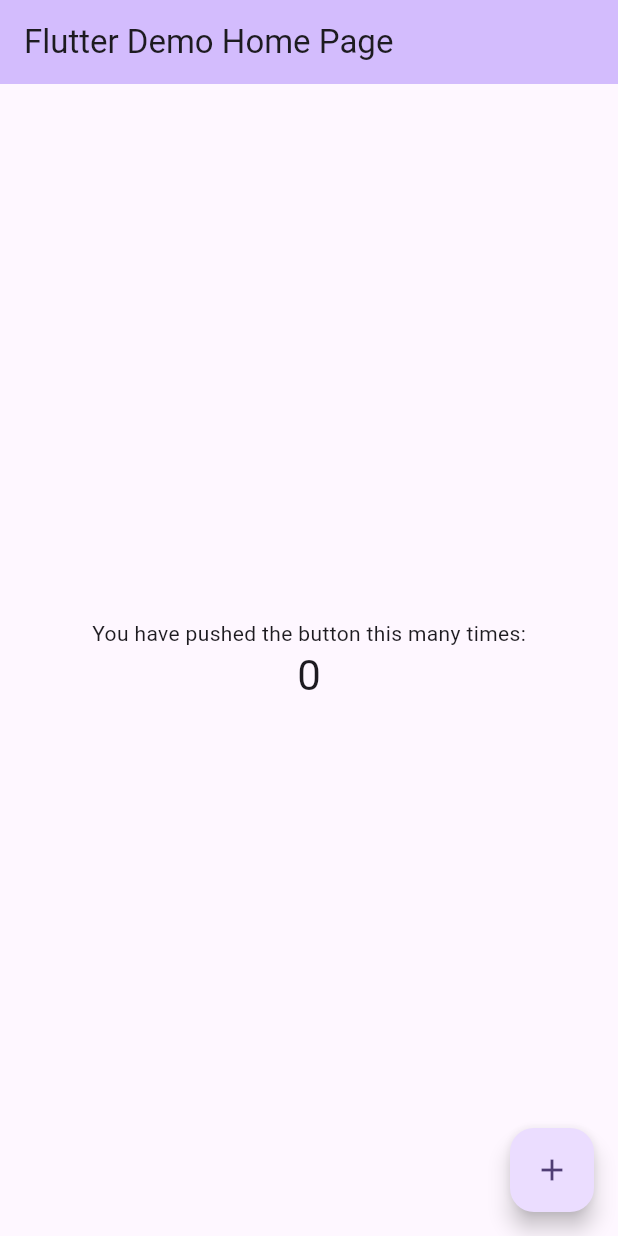
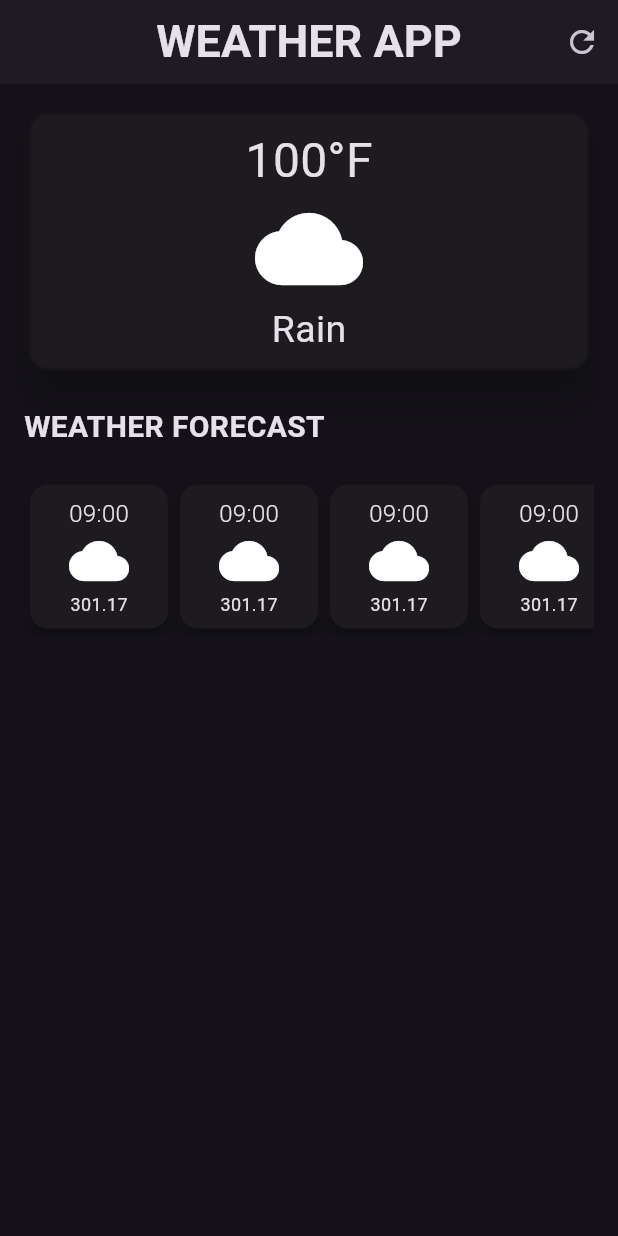
Before and after one commit to aryanxofficial/Weather-App, a Flutter app: the screen it shows after launch, on a phone screen of 412 x 824 dp. Run offline on Flutter 3.47's test engine with Material 2 defaults, Android fonts, the phone set to English and light mode, and no system bars.

Commit message:
hourly forecast added

```diff
--- a/lib/main.dart
+++ b/lib/main.dart
@@ -1,4 +1,5 @@
 import 'package:flutter/material.dart';
+import 'package:weather_app/weather_screen.dart';
 
 void main() {
   runApp(const MyApp());
@@ -7,119 +8,12 @@ void main() {
 class MyApp extends StatelessWidget {
   const MyApp({super.key});
 
-  // This widget is the root of your application.
   @override
   Widget build(BuildContext context) {
     return MaterialApp(
-      title: 'Flutter Demo',
-      theme: ThemeData(
-        // This is the theme of your application.
-        //
-        // TRY THIS: Try running your application with "flutter run". You'll see
-        // the application has a blue toolbar. Then, without quitting the app,
-        // try changing the seedColor in the colorScheme below to Colors.green
-        // and then invoke "hot reload" (save your changes or press the "hot
-        // reload" button in a Flutter-supported IDE, or press "r" if you used
-        // the command line to start the app).
-        //
-        // Notice that the counter didn't reset back to zero; the application
-        // state is not lost during the reload. To reset the state, use hot
-        // restart instead.
-        //
-        // This works for code too, not just values: Most code changes can be
-        // tested with just a hot reload.
-        colorScheme: ColorScheme.fromSeed(seedColor: Colors.deepPurple),
-        useMaterial3: true,
-      ),
-      home: const MyHomePage(title: 'Flutter Demo Home Page'),
+      theme: ThemeData.dark(useMaterial3: true),//.copyWith function can be used to overwrite any particular property I want to change keeping the rest of the theme same
+      debugShowCheckedModeBanner: false,
+      home: const WeatherScreen(),
     );
   }
 }
-
-class MyHomePage extends StatefulWidget {
-  const MyHomePage({super.key, required this.title});
-
-  // This widget is the home page of your application. It is stateful, meaning
-  // that it has a State object (defined below) that contains fields that affect
-  // how it looks.
-
-  // This class is the configuration for the state. It holds the values (in this
-  // case the title) provided by the parent (in this case the App widget) and
-  // used by the build method of the State. Fields in a Widget subclass are
-  // always marked "final".
-
-  final String title;
-
-  @override
-  State<MyHomePage> createState() => _MyHomePageState();
-}
-
-class _MyHomePageState extends State<MyHomePage> {
-  int _counter = 0;
-
-  void _incrementCounter() {
-    setState(() {
-      // This call to setState tells the Flutter framework that something has
-      // changed in this State, which causes it to rerun the build method below
-      // so that the display can reflect the updated values. If we changed
-      // _counter without calling setState(), then the build method would not be
-      // called again, and so nothing would appear to happen.
-      _counter++;
-    });
-  }
-
-  @override
-  Widget build(BuildContext context) {
-    // This method is rerun every time setState is called, for instance as done
-    // by the _incrementCounter method above.
-    //
-    // The Flutter framework has been optimized to make rerunning build methods
-    // fast, so that you can just rebuild anything that needs updating rather
-    // than having to individually change instances of widgets.
-    return Scaffold(
-      appBar: AppBar(
-        // TRY THIS: Try changing the color here to a specific color (to
-        // Colors.amber, perhaps?) and trigger a hot reload to see the AppBar
-        // change color while the other colors stay the same.
-        backgroundColor: Theme.of(context).colorScheme.inversePrimary,
-        // Here we take the value from the MyHomePage object that was created by
-        // the App.build method, and use it to set our appbar title.
-        title: Text(widget.title),
-      ),
-      body: Center(
-        // Center is a layout widget. It takes a single child and positions it
-        // in the middle of the parent.
-        child: Column(
-          // Column is also a layout widget. It takes a list of children and
-          // arranges them vertically. By default, it sizes itself to fit its
-          // children horizontally, and tries to be as tall as its parent.
-          //
-          // Column has various properties to control how it sizes itself and
-          // how it positions its children. Here we use mainAxisAlignment to
-          // center the children vertically; the main axis here is the vertical
-          // axis because Columns are vertical (the cross axis would be
-          // horizontal).
-          //
-          // TRY THIS: Invoke "debug painting" (choose the "Toggle Debug Paint"
-          // action in the IDE, or press "p" in the console), to see the
-          // wireframe for each widget.
-          mainAxisAlignment: MainAxisAlignment.center,
-          children: <Widget>[
-            const Text(
-              'You have pushed the button this many times:',
-            ),
-            Text(
-              '$_counter',
-              style: Theme.of(context).textTheme.headlineMedium,
-            ),
-          ],
-        ),
-      ),
-      floatingActionButton: FloatingActionButton(
-        onPressed: _incrementCounter,
-        tooltip: 'Increment',
-        child: const Icon(Icons.add),
-      ), // This trailing comma makes auto-formatting nicer for build methods.
-    );
-  }
-}
--- /dev/null
+++ b/lib/weather_screen.dart
@@ -0,0 +1,122 @@
+import 'dart:ui';
+import 'package:flutter/material.dart';
+
+class WeatherScreen extends StatelessWidget {
+  const WeatherScreen({super.key});
+
+  @override
+  Widget build(BuildContext context) {
+    return Scaffold(
+      appBar: AppBar(
+        title: const Text(
+          'WEATHER APP',
+          style: TextStyle(fontSize: 30, fontWeight: FontWeight.bold),
+        ),
+        centerTitle: true,
+        actions: [
+          IconButton(onPressed: () {}, icon: const Icon(Icons.refresh))
+        ],
+        elevation: 1,
+      ),
+      body: Padding(
+        padding: const EdgeInsets.all(16.0),
+        child: Column(
+          crossAxisAlignment: CrossAxisAlignment.start,
+          children: [
+            //Main card
+            SizedBox(
+              width: double.infinity,
+              child: Card(
+                elevation: 10,
+                child: Padding(
+                  padding: const EdgeInsets.all(8.0),
+                  child: BackdropFilter(
+                    filter: ImageFilter.blur(sigmaX: 1, sigmaY: 1),
+                    child: const Column(
+                      children: [
+                        Text(
+                          '100°F',
+                          style: TextStyle(fontSize: 32),
+                        ),
+                        Icon(
+                          Icons.cloud,
+                          size: 72,
+                        ),
+                        Text(
+                          'Rain',
+                          style: TextStyle(fontSize: 25),
+                        ),
+                      ],
+                    ),
+                  ),
+                ),
+              ),
+            ),
+            const SizedBox(
+              height: 20,
+            ),
+            const Text(
+              'WEATHER FORECAST',
+              style: TextStyle(fontSize: 20, fontWeight: FontWeight.bold),
+            ),
+            const SizedBox(
+              height: 20,
+            ),
+            const SingleChildScrollView(
+              scrollDirection: Axis.horizontal,
+              child: Row(
+                children: [
+                  HourlyForecast(),
+                  HourlyForecast(),
+                  HourlyForecast(),
+                  HourlyForecast(),
+                  HourlyForecast(),
+                  HourlyForecast(),
+                  HourlyForecast(),
+                  HourlyForecast(),
+                  HourlyForecast(),
+                  HourlyForecast(),
+                  HourlyForecast(),
+                  HourlyForecast(),
+                ],
+              ),
+            )
+          ],
+        ),
+      ),
+    );
+  }
+}
+
+class HourlyForecast extends StatelessWidget {
+  const HourlyForecast({super.key});
+
+  @override
+  Widget build(BuildContext context) {
+    return Container(
+      width: 100,
+      child: const Card(
+        elevation: 5,
+        child: Padding(
+          padding: EdgeInsets.all(8.0),
+          child: Column(
+            children: [
+              Text(
+                '09:00',
+                style: TextStyle(fontSize: 16, fontWeight: FontWeight.w300),
+              ),
+              Icon(
+                Icons.cloud,
+                size: 40,
+              ),
+              Text(
+                '301.17',
+                style: TextStyle(fontSize: 12),
+              )
+            ],
+          ),
+        ),
+      ),
+    );
+  }
+}
```
